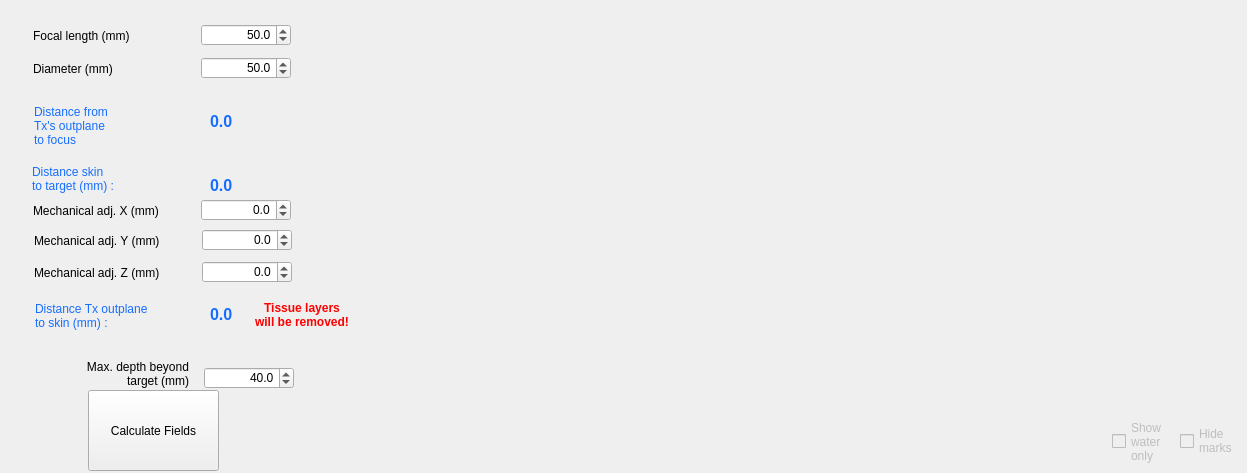
Above: BabelBrain/Babel_SingleTx/form.ui from ProteusMRIgHIFU/BabelBrain before the change. Below: the same form after it.
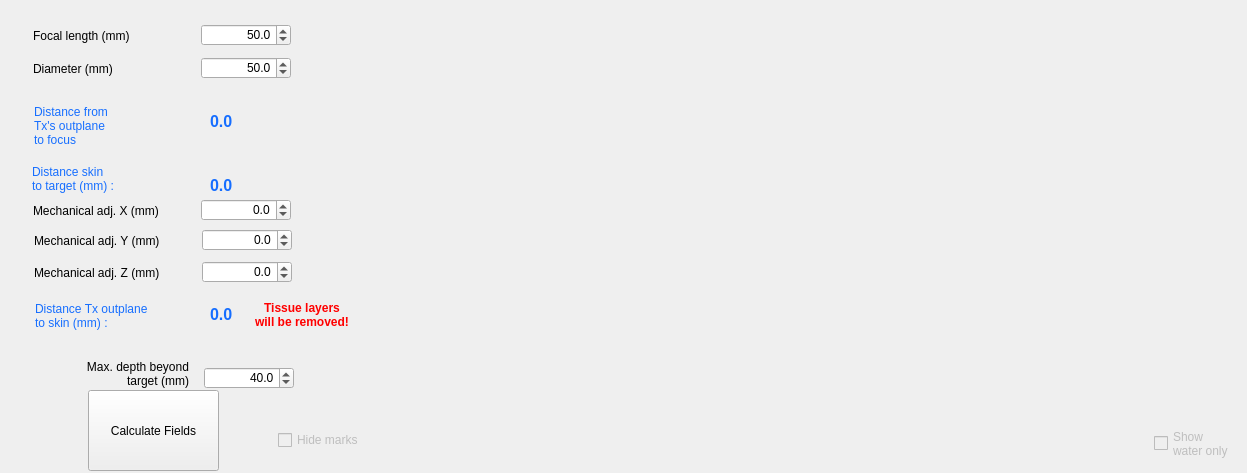
That is the form after the change.

What changed in the file:
```diff
--- a/BabelBrain/Babel_SingleTx/form.ui
+++ b/BabelBrain/Babel_SingleTx/form.ui
@@ -461,7 +461,7 @@
     <rect>
      <x>405</x>
      <y>410</y>
-     <width>704</width>
+     <width>722</width>
      <height>61</height>
     </rect>
    </property>
@@ -472,16 +472,15 @@
    </property>
    <property name="geometry">
     <rect>
-     <x>1112</x>
-     <y>416</y>
-     <width>71</width>
+     <x>1154</x>
+     <y>418</y>
+     <width>81</width>
      <height>51</height>
     </rect>
    </property>
    <property name="text">
     <string>Show
-water
-only</string>
+water only</string>
    </property>
   </widget>
   <widget class="QCheckBox" name="HideMarkscheckBox">
@@ -490,15 +489,14 @@
    </property>
    <property name="geometry">
     <rect>
-     <x>1180</x>
-     <y>427</y>
-     <width>69</width>
+     <x>278</x>
+     <y>426</y>
+     <width>94</width>
      <height>28</height>
     </rect>
    </property>
    <property name="text">
-    <string>Hide
-marks</string>
+    <string>Hide marks</string>
    </property>
   </widget>
  </widget>
```
